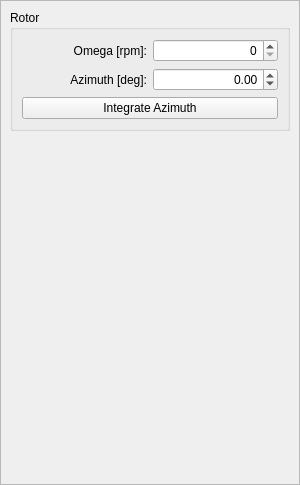
marek-cel/mscsim, file src/test_rotor/src/gui/DockWidgetCtrl.ui: the form before one commit.
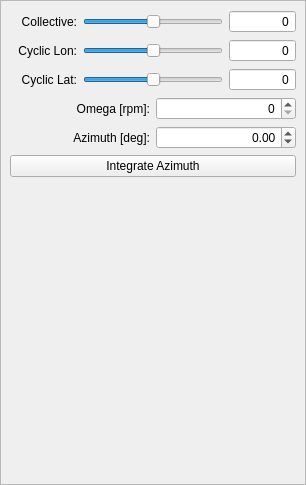
The form after the commit.

Diff of the .ui file:
```diff
--- a/src/test_rotor/src/gui/DockWidgetCtrl.ui
+++ b/src/test_rotor/src/gui/DockWidgetCtrl.ui
@@ -6,7 +6,7 @@
    <rect>
     <x>0</x>
     <y>0</y>
-    <width>300</width>
+    <width>306</width>
     <height>485</height>
    </rect>
   </property>
@@ -49,24 +49,173 @@
         <rect>
          <x>0</x>
          <y>0</y>
-         <width>298</width>
+         <width>304</width>
          <height>458</height>
         </rect>
        </property>
        <layout class="QGridLayout" name="gridLayout_2">
         <item row="0" column="0">
-         <widget class="QGroupBox" name="groupBoxRotor">
-          <property name="minimumSize">
-           <size>
-            <width>0</width>
-            <height>0</height>
-           </size>
+         <widget class="QLabel" name="label_4">
+          <property name="text">
+           <string>Collective:</string>
           </property>
-          <property name="title">
-           <string>Rotor</string>
+          <property name="alignment">
+           <set>Qt::AlignRight|Qt::AlignTrailing|Qt::AlignVCenter</set>
           </property>
-          <layout class="QGridLayout" name="gridLayout_6">
+         </widget>
+        </item>
+        <item row="0" column="1" colspan="2">
+         <widget class="QSlider" name="sliderCollective">
+          <property name="maximum">
+           <number>100</number>
+          </property>
+          <property name="value">
+           <number>50</number>
+          </property>
+          <property name="orientation">
+           <enum>Qt::Horizontal</enum>
+          </property>
+         </widget>
+        </item>
+        <item row="0" column="3">
+         <widget class="QDoubleSpinBox" name="spinBoxCollective">
+          <property name="alignment">
+           <set>Qt::AlignRight|Qt::AlignTrailing|Qt::AlignVCenter</set>
+          </property>
+          <property name="readOnly">
+           <bool>true</bool>
+          </property>
+          <property name="buttonSymbols">
+           <enum>QAbstractSpinBox::NoButtons</enum>
+          </property>
+          <property name="decimals">
+           <number>0</number>
+          </property>
+          <property name="minimum">
+           <double>-999.000000000000000</double>
+          </property>
+          <property name="maximum">
+           <double>999.000000000000000</double>
+          </property>
+         </widget>
+        </item>
            <item row="1" column="0">
+         <widget class="QLabel" name="label_5">
+          <property name="text">
+           <string>Cyclic Lon:</string>
+          </property>
+          <property name="alignment">
+           <set>Qt::AlignRight|Qt::AlignTrailing|Qt::AlignVCenter</set>
+          </property>
+         </widget>
+        </item>
+        <item row="1" column="1" colspan="2">
+         <widget class="QSlider" name="sliderCyclicLon">
+          <property name="maximum">
+           <number>100</number>
+          </property>
+          <property name="value">
+           <number>50</number>
+          </property>
+          <property name="orientation">
+           <enum>Qt::Horizontal</enum>
+          </property>
+         </widget>
+        </item>
+        <item row="1" column="3">
+         <widget class="QDoubleSpinBox" name="spinBoxCyclicLon">
+          <property name="alignment">
+           <set>Qt::AlignRight|Qt::AlignTrailing|Qt::AlignVCenter</set>
+          </property>
+          <property name="readOnly">
+           <bool>true</bool>
+          </property>
+          <property name="buttonSymbols">
+           <enum>QAbstractSpinBox::NoButtons</enum>
+          </property>
+          <property name="decimals">
+           <number>0</number>
+          </property>
+          <property name="minimum">
+           <double>-999.000000000000000</double>
+          </property>
+          <property name="maximum">
+           <double>999.000000000000000</double>
+          </property>
+         </widget>
+        </item>
+        <item row="2" column="0">
+         <widget class="QLabel" name="label_6">
+          <property name="text">
+           <string>Cyclic Lat:</string>
+          </property>
+          <property name="alignment">
+           <set>Qt::AlignRight|Qt::AlignTrailing|Qt::AlignVCenter</set>
+          </property>
+         </widget>
+        </item>
+        <item row="2" column="1" colspan="2">
+         <widget class="QSlider" name="sliderCyclicLat">
+          <property name="maximum">
+           <number>100</number>
+          </property>
+          <property name="value">
+           <number>50</number>
+          </property>
+          <property name="orientation">
+           <enum>Qt::Horizontal</enum>
+          </property>
+         </widget>
+        </item>
+        <item row="2" column="3">
+         <widget class="QDoubleSpinBox" name="spinBoxCyclicLat">
+          <property name="alignment">
+           <set>Qt::AlignRight|Qt::AlignTrailing|Qt::AlignVCenter</set>
+          </property>
+          <property name="readOnly">
+           <bool>true</bool>
+          </property>
+          <property name="buttonSymbols">
+           <enum>QAbstractSpinBox::NoButtons</enum>
+          </property>
+          <property name="decimals">
+           <number>0</number>
+          </property>
+          <property name="minimum">
+           <double>-999.000000000000000</double>
+          </property>
+          <property name="maximum">
+           <double>999.000000000000000</double>
+          </property>
+         </widget>
+        </item>
+        <item row="3" column="0" colspan="2">
+         <widget class="QLabel" name="labelRotorRpm">
+          <property name="text">
+           <string>Omega [rpm]:</string>
+          </property>
+          <property name="alignment">
+           <set>Qt::AlignRight|Qt::AlignTrailing|Qt::AlignVCenter</set>
+          </property>
+          <property name="buddy">
+           <cstring>spinBoxRotorRpm</cstring>
+          </property>
+         </widget>
+        </item>
+        <item row="3" column="2" colspan="2">
+         <widget class="QDoubleSpinBox" name="spinBoxRotorRpm">
+          <property name="alignment">
+           <set>Qt::AlignRight|Qt::AlignTrailing|Qt::AlignVCenter</set>
+          </property>
+          <property name="decimals">
+           <number>0</number>
+          </property>
+          <property name="maximum">
+           <double>9999.000000000000000</double>
+          </property>
+         </widget>
+        </item>
+        <item row="4" column="0" colspan="2">
             <widget class="QLabel" name="labelRotorPsi">
              <property name="text">
               <string>Azimuth [deg]:</string>
@@ -79,7 +228,7 @@
              </property>
             </widget>
            </item>
-           <item row="1" column="1">
+        <item row="4" column="2" colspan="2">
             <widget class="QDoubleSpinBox" name="spinBoxRotorPsi">
              <property name="alignment">
               <set>Qt::AlignRight|Qt::AlignTrailing|Qt::AlignVCenter</set>
@@ -92,33 +241,7 @@
              </property>
             </widget>
            </item>
-           <item row="0" column="1">
-            <widget class="QDoubleSpinBox" name="spinBoxRotorRpm">
-             <property name="alignment">
-              <set>Qt::AlignRight|Qt::AlignTrailing|Qt::AlignVCenter</set>
-             </property>
-             <property name="decimals">
-              <number>0</number>
-             </property>
-             <property name="maximum">
-              <double>9999.000000000000000</double>
-             </property>
-            </widget>
-           </item>
-           <item row="0" column="0">
-            <widget class="QLabel" name="labelRotorRpm">
-             <property name="text">
-              <string>Omega [rpm]:</string>
-             </property>
-             <property name="alignment">
-              <set>Qt::AlignRight|Qt::AlignTrailing|Qt::AlignVCenter</set>
-             </property>
-             <property name="buddy">
-              <cstring>spinBoxRotorRpm</cstring>
-             </property>
-            </widget>
-           </item>
-           <item row="2" column="0" colspan="2">
+        <item row="5" column="0" colspan="4">
             <widget class="QPushButton" name="pushButtonIntegrate">
              <property name="text">
               <string>Integrate Azimuth</string>
@@ -128,10 +251,7 @@
              </property>
             </widget>
            </item>
-          </layout>
-         </widget>
-        </item>
-        <item row="1" column="0">
+        <item row="6" column="0" colspan="4">
          <spacer name="verticalSpacer">
           <property name="orientation">
            <enum>Qt::Vertical</enum>
```
Left out of the diff: 2 changed lines with no effect on the pictures. Lines whose indentation alone changed are shown as unchanged.
